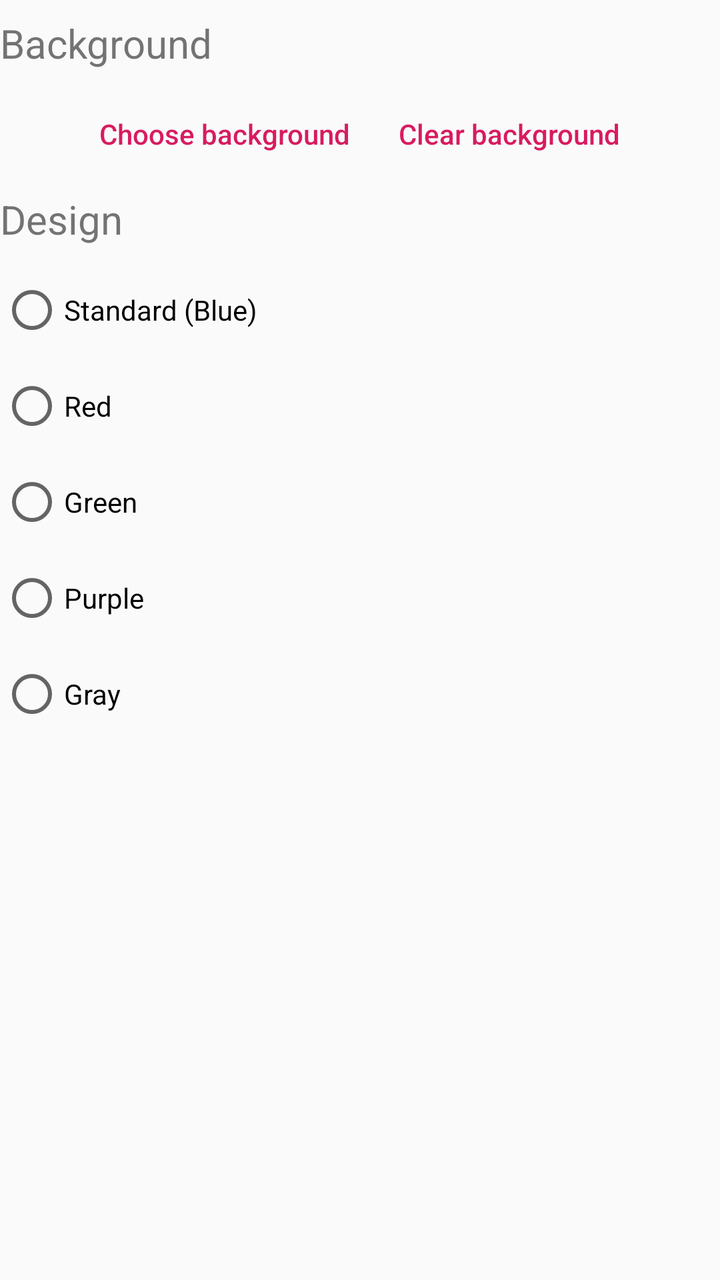
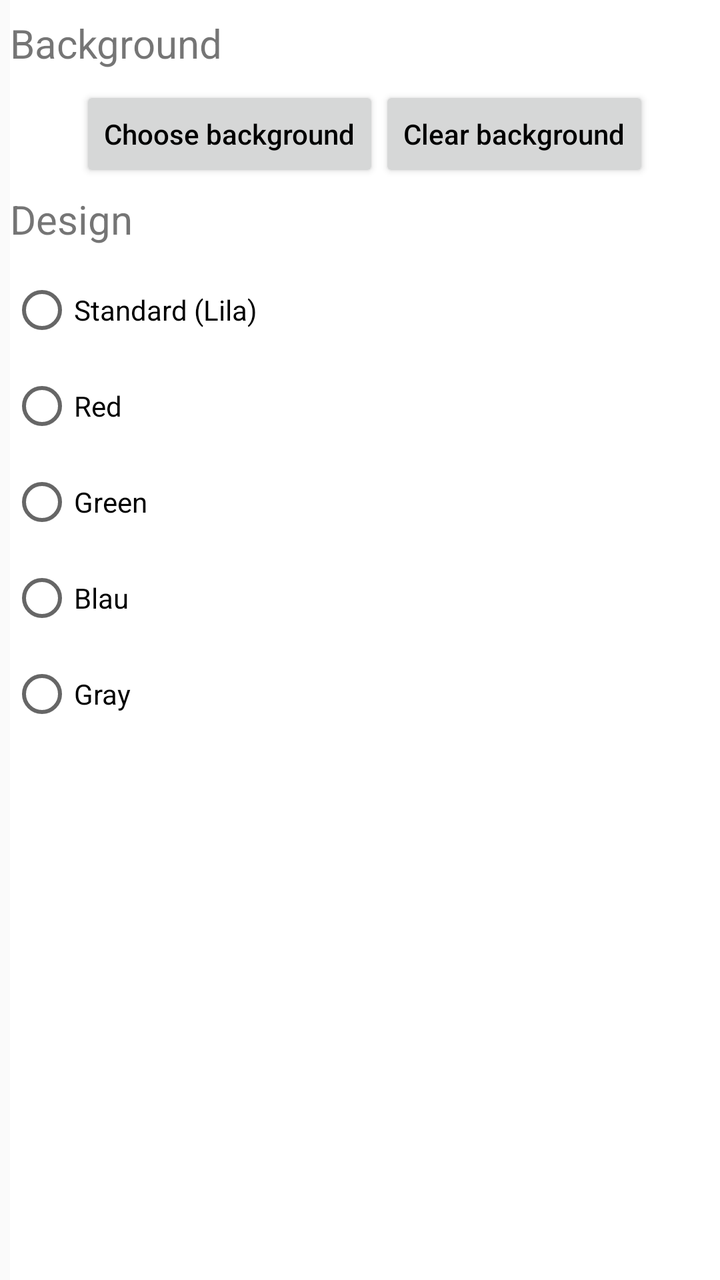

The first picture is an Android layout as it rendered before a commit; the second is the same layout after the commit. The layout source and the unified diff follow.
<!-- AndroidManifest.xml: activity theme SubTheme -->
<!-- res/layout/activity_settings.xml -->
<?xml version="1.0" encoding="utf-8"?>
<LinearLayout xmlns:android="http://schemas.android.com/apk/res/android"
    xmlns:app="http://schemas.android.com/apk/res-auto"
    xmlns:tools="http://schemas.android.com/tools"
    android:layout_width="match_parent"
    android:layout_height="match_parent"
    android:layout_marginStart="5dp"
    android:orientation="vertical"
    android:fitsSystemWindows="true"
    tools:context=".SettingsActivity">

    <TextView
        android:layout_width="match_parent"
        android:layout_height="wrap_content"
        android:layout_marginTop="8dp"
        android:layout_marginBottom="8dp"
        android:text="@string/background"
        android:textSize="20sp" />

    <LinearLayout
        style="?android:attr/buttonBarStyle"
        android:layout_width="wrap_content"
        android:layout_height="wrap_content"
        android:layout_gravity="center"
        android:orientation="horizontal">

        <Button
            android:id="@+id/btnChooseBackground"
            style="?android:attr/buttonBarButtonStyle"
            android:layout_width="wrap_content"
            android:layout_height="wrap_content"
            android:text="@string/chooseBackground"
            android:textAllCaps="false" />

        <Button
            android:id="@+id/btnClearBackground"
            style="?android:attr/buttonBarButtonStyle"
            android:layout_width="wrap_content"
            android:layout_height="wrap_content"
            android:text="@string/deleteBackground"
            android:textAllCaps="false" />

    </LinearLayout>

    <TextView
        android:layout_width="match_parent"
        android:layout_height="wrap_content"
        android:layout_marginTop="5dp"
        android:layout_marginBottom="8dp"
        android:text="@string/design"
        android:textSize="20sp" />

    <RadioButton
        android:id="@+id/radioButtonThemeBlue"
        android:layout_width="match_parent"
        android:layout_height="48dp"
        android:text="@string/designStandard" />

    <RadioButton
        android:id="@+id/radioButtonThemeRed"
        android:layout_width="match_parent"
        android:layout_height="48dp"
        android:text="@string/designRed" />

    <RadioButton
        android:id="@+id/radioButtonThemeGreen"
        android:layout_width="match_parent"
        android:layout_height="48dp"
        android:text="@string/designGreen" />

    <RadioButton
        android:id="@+id/radioButtonThemePurple"
        android:layout_width="match_parent"
        android:layout_height="48dp"
        android:text="@string/designPurple" />

    <RadioButton
        android:id="@+id/radioButtonThemeGray"
        android:layout_width="match_parent"
        android:layout_height="48dp"
        android:text="@string/designGray" />

</LinearLayout>
<!-- resources referenced by this layout -->
<resources>
  <string name="background">Background</string>
  <string name="chooseBackground">Choose background</string>
  <string name="deleteBackground">Clear background</string>
  <string name="design">Design</string>
  <string name="designGray">Gray</string>
  <string name="designGreen">Green</string>
  <string name="designPurple">Purple</string>
  <string name="designRed">Red</string>
  <string name="designStandard">Standard (Blue)</string>
  <style name="SubTheme" parent="Theme.AppCompat.Light">
          <item name="colorTransparentBackground">#8000BFFF</item>
          <item name="colorFinishRow">#8034DE81</item>
          <item name="colorPrimary">?colorTransparentBackground</item>
          <item name="colorPrimaryDark">#FFF</item>
          <item name="colorAccent">@color/colorAccent</item>
          <item name="android:statusBarColor">?colorTransparentBackground</item>
          <item name="android:windowLightStatusBar">false</item>
      </style>
  <color name="colorAccent">#D81B60</color>
</resources>

<!-- the commit's change to res/layout/activity_settings.xml (unified diff, before → after) -->
@@ -4,80 +4,87 @@
     xmlns:tools="http://schemas.android.com/tools"
     android:layout_width="match_parent"
     android:layout_height="match_parent"
-    android:layout_marginStart="5dp"
+    android:fitsSystemWindows="true"
     android:orientation="vertical"
-    android:fitsSystemWindows="true"
     tools:context=".SettingsActivity">
 
-    <TextView
+    <LinearLayout
         android:layout_width="match_parent"
-        android:layout_height="wrap_content"
-        android:layout_marginTop="8dp"
-        android:layout_marginBottom="8dp"
-        android:text="@string/background"
-        android:textSize="20sp" />
+        android:layout_height="match_parent"
+        android:layout_marginStart="5dp"
+        android:background="#FFF"
+        android:orientation="vertical">
 
-    <LinearLayout
-        style="?android:attr/buttonBarStyle"
-        android:layout_width="wrap_content"
-        android:layout_height="wrap_content"
-        android:layout_gravity="center"
-        android:orientation="horizontal">
+        <TextView
+            android:layout_width="match_parent"
+            android:layout_height="wrap_content"
+            android:layout_marginTop="8dp"
+            android:layout_marginBottom="8dp"
+            android:text="@string/background"
+            android:textSize="20sp" />
 
-        <Button
-            android:id="@+id/btnChooseBackground"
-            style="?android:attr/buttonBarButtonStyle"
+        <LinearLayout
+            style="?android:attr/buttonBarStyle"
             android:layout_width="wrap_content"
             android:layout_height="wrap_content"
-            android:text="@string/chooseBackground"
-            android:textAllCaps="false" />
+            android:layout_gravity="center"
+            android:orientation="horizontal">
 
-        <Button
-            android:id="@+id/btnClearBackground"
-            style="?android:attr/buttonBarButtonStyle"
-            android:layout_width="wrap_content"
+            <Button
+                android:id="@+id/btnChooseBackground"
+                android:layout_width="wrap_content"
+                android:layout_height="wrap_content"
+                android:text="@string/chooseBackground"
+                android:textAllCaps="false"
+                android:textColor="#000" />
+
+            <Button
+                android:id="@+id/btnClearBackground"
+                android:layout_width="wrap_content"
+                android:layout_height="wrap_content"
+                android:text="@string/deleteBackground"
+                android:textAllCaps="false"
+                android:textColor="#000" />
+
+        </LinearLayout>
+
+        <TextView
+            android:layout_width="match_parent"
             android:layout_height="wrap_content"
-            android:text="@string/deleteBackground"
-            android:textAllCaps="false" />
+            android:layout_marginTop="5dp"
+            android:layout_marginBottom="8dp"
+            android:text="@string/design"
+            android:textSize="20sp" />
+
+        <RadioButton
+            android:id="@+id/radioButtonThemeBlue"
+            android:layout_width="match_parent"
+            android:layout_height="48dp"
+            android:text="@string/standard_lila" />
+
+        <RadioButton
+            android:id="@+id/radioButtonThemeRed"
+            android:layout_width="match_parent"
+            android:layout_height="48dp"
+            android:text="@string/designRed" />
+
+        <RadioButton
+            android:id="@+id/radioButtonThemeGreen"
+            android:layout_width="match_parent"
+            android:layout_height="48dp"
+            android:text="@string/designGreen" />
+
+        <RadioButton
+            android:id="@+id/radioButtonThemePurple"
+            android:layout_width="match_parent"
+            android:layout_height="48dp"
+            android:text="@string/blau" />
+
+        <RadioButton
+            android:id="@+id/radioButtonThemeGray"
+            android:layout_width="match_parent"
+            android:layout_height="48dp"
+            android:text="@string/designGray" />
 
     </LinearLayout>
-
-    <TextView
-        android:layout_width="match_parent"
-        android:layout_height="wrap_content"
-        android:layout_marginTop="5dp"
-        android:layout_marginBottom="8dp"
-        android:text="@string/design"
-        android:textSize="20sp" />
-
-    <RadioButton
-        android:id="@+id/radioButtonThemeBlue"
-        android:layout_width="match_parent"
-        android:layout_height="48dp"
-        android:text="@string/designStandard" />
-
-    <RadioButton
-        android:id="@+id/radioButtonThemeRed"
-        android:layout_width="match_parent"
-        android:layout_height="48dp"
-        android:text="@string/designRed" />
-
-    <RadioButton
-        android:id="@+id/radioButtonThemeGreen"
-        android:layout_width="match_parent"
-        android:layout_height="48dp"
-        android:text="@string/designGreen" />
-
-    <RadioButton
-        android:id="@+id/radioButtonThemePurple"
-        android:layout_width="match_parent"
-        android:layout_height="48dp"
-        android:text="@string/designPurple" />
-
-    <RadioButton
-        android:id="@+id/radioButtonThemeGray"
-        android:layout_width="match_parent"
-        android:layout_height="48dp"
-        android:text="@string/designGray" />
-
 </LinearLayout>
<!-- resource entries referenced after the edit -->
@@ -1,22 +1,22 @@
 <!-- resources referenced by this layout -->
 <resources>
   <string name="background">Background</string>
+  <string name="blau">Blau</string>
   <string name="chooseBackground">Choose background</string>
   <string name="deleteBackground">Clear background</string>
   <string name="design">Design</string>
   <string name="designGray">Gray</string>
   <string name="designGreen">Green</string>
-  <string name="designPurple">Purple</string>
   <string name="designRed">Red</string>
-  <string name="designStandard">Standard (Blue)</string>
+  <string name="standard_lila">Standard (Lila)</string>
   <style name="SubTheme" parent="Theme.AppCompat.Light">
-          <item name="colorTransparentBackground">#8000BFFF</item>
+          <item name="colorTransparentBackground">#80B4045F</item>
           <item name="colorFinishRow">#8034DE81</item>
           <item name="colorPrimary">?colorTransparentBackground</item>
           <item name="colorPrimaryDark">#FFF</item>
           <item name="colorAccent">@color/colorAccent</item>
           <item name="android:statusBarColor">?colorTransparentBackground</item>
-          <item name="android:windowLightStatusBar">false</item>
+          <item name="android:textColorPrimary">#FFFFFF</item>
       </style>
   <color name="colorAccent">#D81B60</color>
 </resources>
